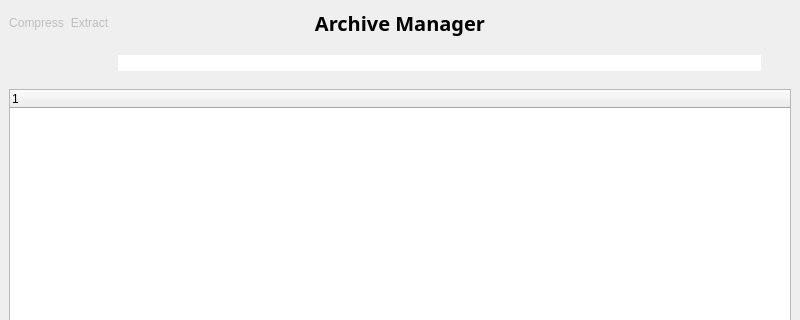
This is ui_files/mainWindow.ui in ismaildrcn/archiveManager as Qt 5 draws it before an edit; both pictures show x 0 to 800 and y 0 to 320 of the 800 by 600 pixel window. The edited form follows.
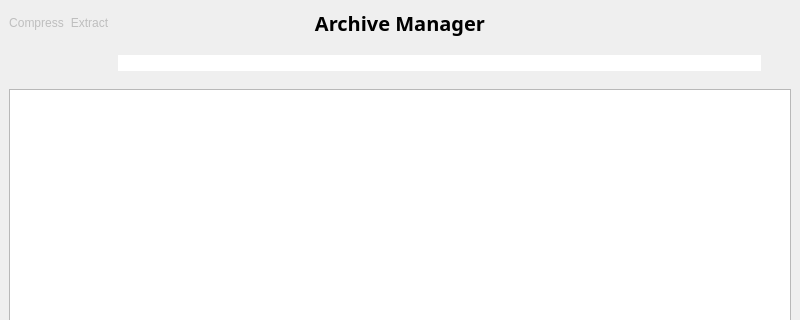
This is the edited form. Icons and pictures are not drawn.

Commit message: TreeView problem solved & many bugs have been fixed

What changed in the file:
```diff
--- a/ui_files/mainWindow.ui
+++ b/ui_files/mainWindow.ui
@@ -391,18 +391,7 @@
             </property>
             <layout class="QHBoxLayout" name="horizontalLayout_8">
              <item>
-              <widget class="QTreeWidget" name="treeWidget">
-               <property name="font">
-                <font>
-                 <pointsize>13</pointsize>
-                </font>
-               </property>
-               <column>
-                <property name="text">
-                 <string notr="true">1</string>
-                </property>
-               </column>
-              </widget>
+              <widget class="QTreeView" name="treeView"/>
              </item>
             </layout>
            </widget>
```
The commit also changes 10 other files.
